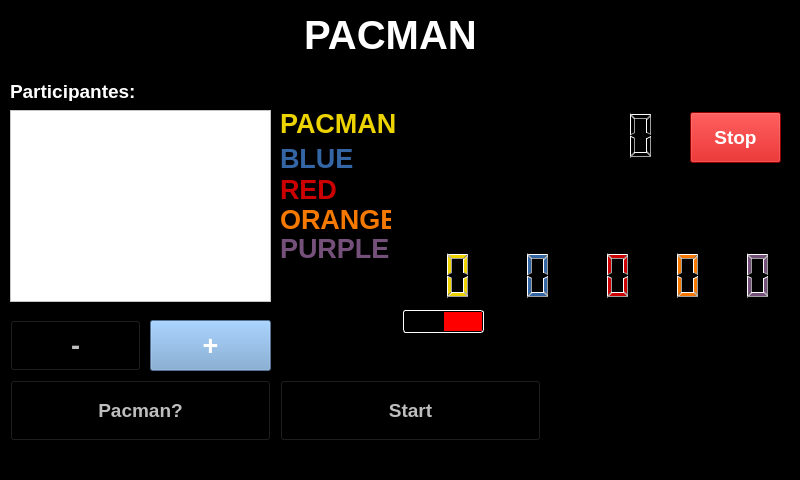
chingling123/gmxp_pacman, file mainwindow.ui: the form before one commit.
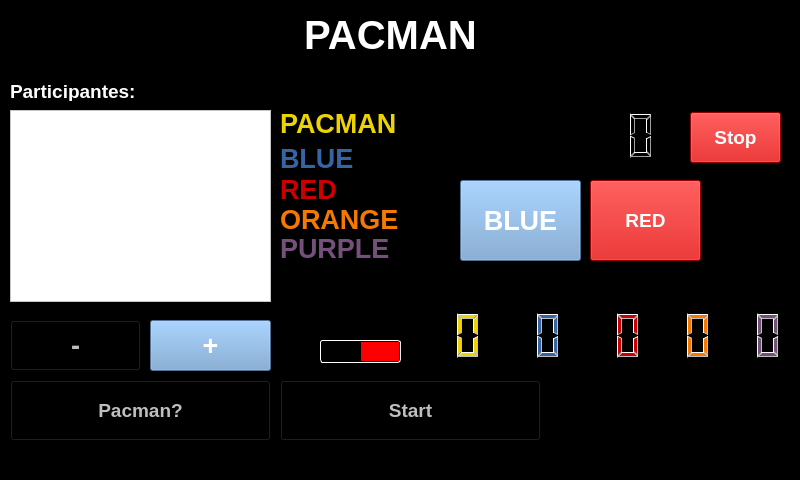
The form after the commit.

The edit to the form file:
```diff
--- a/mainwindow.ui
+++ b/mainwindow.ui
@@ -265,10 +265,13 @@
     </property>
    </widget>
    <widget class="QLCDNumber" name="lcdOne">
+    <property name="enabled">
+     <bool>false</bool>
+    </property>
     <property name="geometry">
      <rect>
-      <x>490</x>
-      <y>250</y>
+      <x>500</x>
+      <y>310</y>
       <width>71</width>
       <height>51</height>
      </rect>
@@ -296,10 +299,13 @@
     </property>
    </widget>
    <widget class="QLCDNumber" name="lcdTwo">
+    <property name="enabled">
+     <bool>false</bool>
+    </property>
     <property name="geometry">
      <rect>
-      <x>570</x>
-      <y>250</y>
+      <x>580</x>
+      <y>310</y>
       <width>71</width>
       <height>51</height>
      </rect>
@@ -333,10 +339,13 @@
     </property>
    </widget>
    <widget class="QLCDNumber" name="lcdPac">
+    <property name="enabled">
+     <bool>false</bool>
+    </property>
     <property name="geometry">
      <rect>
-      <x>410</x>
-      <y>250</y>
+      <x>420</x>
+      <y>310</y>
       <width>71</width>
       <height>51</height>
      </rect>
@@ -364,10 +373,13 @@
     </property>
    </widget>
    <widget class="QLCDNumber" name="lcdFour">
+    <property name="enabled">
+     <bool>false</bool>
+    </property>
     <property name="geometry">
      <rect>
-      <x>710</x>
-      <y>250</y>
+      <x>720</x>
+      <y>310</y>
       <width>71</width>
       <height>51</height>
      </rect>
@@ -395,10 +407,13 @@
     </property>
    </widget>
    <widget class="QLCDNumber" name="lcdThree">
+    <property name="enabled">
+     <bool>false</bool>
+    </property>
     <property name="geometry">
      <rect>
-      <x>640</x>
-      <y>250</y>
+      <x>650</x>
+      <y>310</y>
       <width>71</width>
       <height>51</height>
      </rect>
@@ -508,7 +523,7 @@
      <rect>
       <x>280</x>
       <y>204</y>
-      <width>111</width>
+      <width>131</width>
       <height>31</height>
      </rect>
     </property>
@@ -534,7 +549,7 @@
      <rect>
       <x>280</x>
       <y>233</y>
-      <width>111</width>
+      <width>121</width>
       <height>31</height>
      </rect>
     </property>
@@ -561,8 +576,8 @@
     </property>
     <property name="geometry">
      <rect>
-      <x>403</x>
-      <y>310</y>
+      <x>320</x>
+      <y>340</y>
       <width>81</width>
       <height>23</height>
      </rect>
@@ -597,6 +612,54 @@
      <bool>true</bool>
     </property>
    </widget>
+   <widget class="QPushButton" name="btnRGBBlue">
+    <property name="geometry">
+     <rect>
+      <x>460</x>
+      <y>180</y>
+      <width>121</width>
+      <height>81</height>
+     </rect>
+    </property>
+    <property name="font">
+     <font>
+      <pointsize>20</pointsize>
+      <weight>75</weight>
+      <bold>true</bold>
+     </font>
+    </property>
+    <property name="styleSheet">
+     <string notr="true">:enabled{color: rgb(255, 255, 255);
+background-color: rgb(114, 159, 207);}</string>
+    </property>
+    <property name="text">
+     <string>BLUE</string>
+    </property>
+   </widget>
+   <widget class="QPushButton" name="btnRGBRed">
+    <property name="geometry">
+     <rect>
+      <x>590</x>
+      <y>180</y>
+      <width>111</width>
+      <height>81</height>
+     </rect>
+    </property>
+    <property name="font">
+     <font>
+      <pointsize>14</pointsize>
+      <weight>75</weight>
+      <bold>true</bold>
+     </font>
+    </property>
+    <property name="styleSheet">
+     <string notr="true">:enabled{background-color: rgb(204, 0, 0);
+color: rgb(255, 255, 255);}</string>
+    </property>
+    <property name="text">
+     <string>RED</string>
+    </property>
+   </widget>
   </widget>
  </widget>
  <layoutdefault spacing="6" margin="11"/>
```
